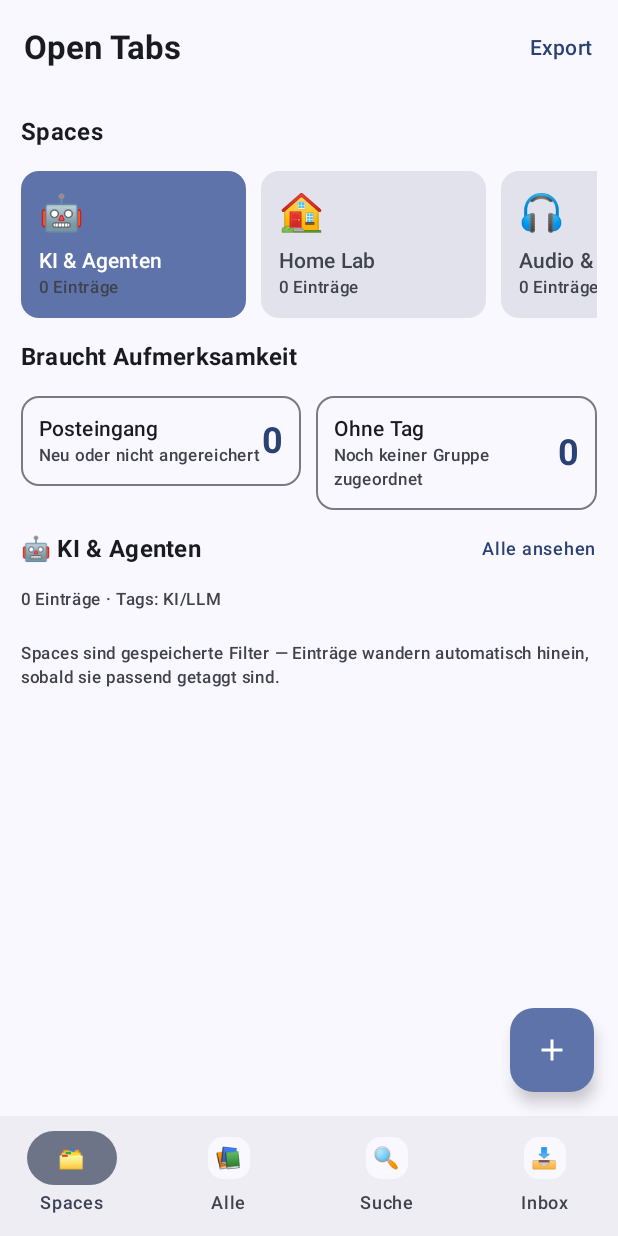
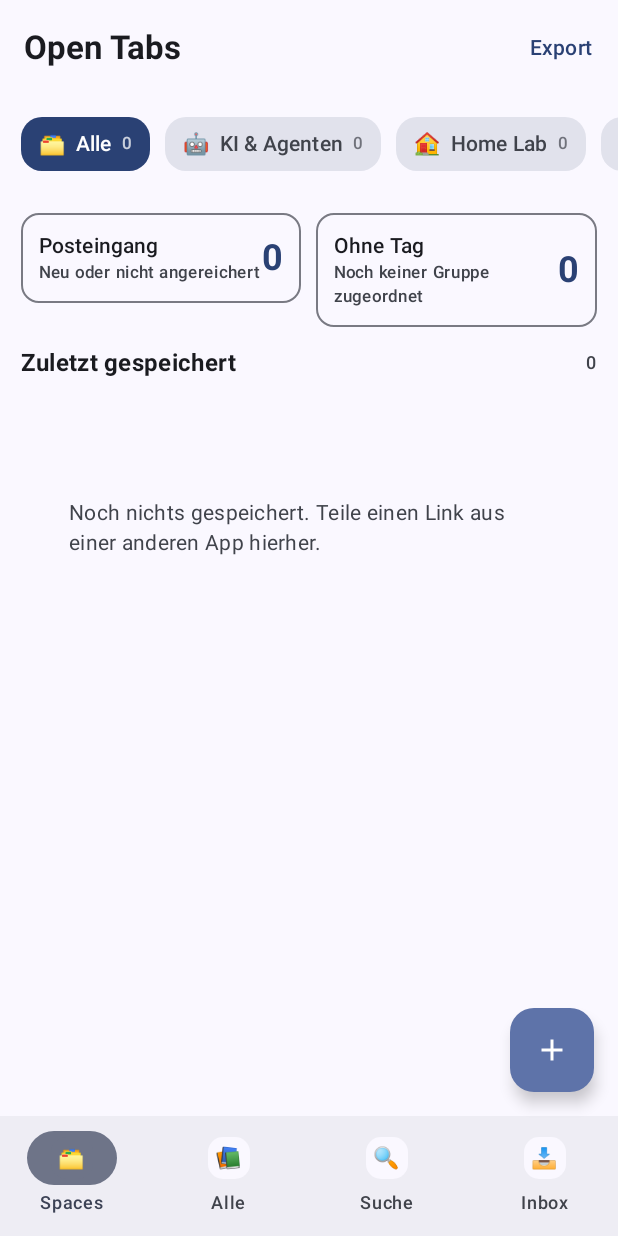
Before and after one commit to krausstt/openbrowsertabs, an Android app built with Jetpack Compose: the screen it shows after launch (MainActivity), on a phone screen of 412 x 824 dp. Run offline under Robolectric (Android 15) with nearby library versions, the phone set to English and light mode, and no system bars.

Commit message:
Reshape the start screen into a feed with a sticky, collapsing space row
User feedback: the space card and the 'Alle ansehen' link led to the same
view, and the lower two thirds of the screen were empty.

- the space row now behaves like YouTube's category chips: sticky at the
  top, slides away as you scroll into the content, returns on the first
  upward scroll (nested-scroll connection translating a self-measuring
  header, consuming nothing so the list keeps its own scrolling)
- tapping a space filters the feed below instead of navigating away, so the
  duplicate 'Alle ansehen' link is gone along with the dead SpaceCard
- the body is now the actual content: attention tiles, then link cards for
  the selected space, or the most recent saves under 'Alle'
- space chips carry their counts, so the row doubles as an overview

Decision recorded: GitHub release assets for sync (see
docs/design/2026-08-14-sync-entscheidung.md).

Co-Authored-By: Claude Fable 5 <noreply@anthropic.com>
Claude-Session: https://claude.ai/code/session_01KQQkdKfNLpxQNgZDVHextw

```diff
--- a/app/src/main/kotlin/io/github/krausstt/openbrowsertabs/ui/Screens.kt
+++ b/app/src/main/kotlin/io/github/krausstt/openbrowsertabs/ui/Screens.kt
@@ -4,12 +4,13 @@ import androidx.compose.foundation.clickable
 import androidx.compose.foundation.layout.Arrangement
 import androidx.compose.foundation.layout.Box
 import androidx.compose.foundation.layout.Column
+import androidx.compose.foundation.layout.PaddingValues
 import androidx.compose.foundation.layout.Row
 import androidx.compose.foundation.layout.fillMaxSize
 import androidx.compose.foundation.layout.fillMaxWidth
+import androidx.compose.foundation.layout.offset
 import androidx.compose.foundation.layout.padding
 import androidx.compose.foundation.layout.size
-import androidx.compose.foundation.layout.width
 import androidx.compose.foundation.lazy.LazyColumn
 import androidx.compose.foundation.lazy.LazyRow
 import androidx.compose.foundation.lazy.items
@@ -27,16 +28,27 @@ import androidx.compose.material3.OutlinedTextField
 import androidx.compose.material3.Surface
 import androidx.compose.material3.Text
 import androidx.compose.runtime.Composable
+import androidx.compose.runtime.getValue
+import androidx.compose.runtime.mutableStateOf
+import androidx.compose.runtime.remember
+import androidx.compose.runtime.setValue
 import androidx.compose.ui.Alignment
 import androidx.compose.ui.Modifier
+import androidx.compose.ui.geometry.Offset
+import androidx.compose.ui.input.nestedscroll.NestedScrollConnection
+import androidx.compose.ui.input.nestedscroll.NestedScrollSource
+import androidx.compose.ui.input.nestedscroll.nestedScroll
+import androidx.compose.ui.layout.onSizeChanged
+import androidx.compose.ui.platform.LocalDensity
 import androidx.compose.ui.text.font.FontWeight
 import androidx.compose.ui.text.style.TextOverflow
+import androidx.compose.ui.unit.IntOffset
 import androidx.compose.ui.unit.dp
-import io.github.krausstt.openbrowsertabs.CATEGORY_NAMES
 import io.github.krausstt.openbrowsertabs.TOPIC_NAMES
 import io.github.krausstt.openbrowsertabs.UiState
 import io.github.krausstt.openbrowsertabs.data.LinkEntity
 import io.github.krausstt.openbrowsertabs.data.Space
+import kotlin.math.roundToInt
 
 /* ---------------------------------------------------------------- browse */
 
@@ -129,6 +141,15 @@ fun BrowseScreen(
 
 /* ---------------------------------------------------------------- spaces */
 
+/**
+ * The start screen, shaped like a feed rather than a menu.
+ *
+ * The space row behaves the way YouTube's category chips do: it sticks to the
+ * top, slides away as you scroll into the content, and comes straight back on
+ * the first upward scroll. Tapping a space *filters the feed below* instead of
+ * navigating somewhere else — the old screen had a card and an "Alle ansehen"
+ * link that led to the identical view, and left the lower two thirds empty.
+ */
 @Composable
 fun SpacesScreen(
     state: UiState,
@@ -138,27 +159,38 @@ fun SpacesScreen(
     onAttention: (String) -> Unit,
     onTogglePin: (Space) -> Unit,
 ) {
-    val open = state.openSpace
-    LazyColumn(
-        modifier = Modifier.fillMaxSize(),
-        contentPadding = ScreenPadding,
-        verticalArrangement = Arrangement.spacedBy(8.dp),
-    ) {
-        if (open == null) {
-            item { SectionHeader("Spaces", modifier = Modifier.padding(top = 6.dp)) }
-            item {
-                LazyRow(horizontalArrangement = Arrangement.spacedBy(10.dp)) {
-                    items(state.spaces, key = { it.id }) { space ->
-                        SpaceCard(
-                            space = space,
-                            count = state.spaceCounts[space.id] ?: 0,
-                            onClick = { onOpenSpace(space) },
-                        )
+    val density = LocalDensity.current
+    var headerHeight by remember { mutableStateOf(0f) }
+    var headerOffset by remember { mutableStateOf(0f) }
+
+    val collapse = remember {
+        object : NestedScrollConnection {
+            override fun onPreScroll(available: Offset, source: NestedScrollSource): Offset {
+                // consume nothing: only translate the header, never the list
+                headerOffset = (headerOffset + available.y).coerceIn(-headerHeight, 0f)
+                return Offset.Zero
             }
         }
     }
 
-            item { SectionHeader("Braucht Aufmerksamkeit") }
+    val selected = state.openSpace
+    val feed = if (selected == null) state.links else state.spaceLinks
+
+    Box(
+        modifier = Modifier
+            .fillMaxSize()
+            .nestedScroll(collapse),
+    ) {
+        LazyColumn(
+            modifier = Modifier.fillMaxSize(),
+            contentPadding = PaddingValues(
+                start = 14.dp,
+                end = 14.dp,
+                top = with(density) { headerHeight.toDp() } + 8.dp,
+                bottom = 24.dp,
+            ),
+            verticalArrangement = Arrangement.spacedBy(8.dp),
+        ) {
             item {
                 Row(horizontalArrangement = Arrangement.spacedBy(10.dp)) {
                     AttentionTile(
@@ -178,112 +210,133 @@ fun SpacesScreen(
                 }
             }
 
-            val pinned = state.spaces.firstOrNull { it.pinned }
-            if (pinned != null) {
             item {
-                    SectionHeader(
-                        "${pinned.icon} ${pinned.name}",
-                        trailing = "Alle ansehen",
-                        onTrailingClick = { onOpenSpace(pinned) },
+                Row(
+                    modifier = Modifier
+                        .fillMaxWidth()
+                        .padding(top = 4.dp),
+                    horizontalArrangement = Arrangement.SpaceBetween,
+                    verticalAlignment = Alignment.CenterVertically,
+                ) {
+                    Text(
+                        text = selected?.let { "${it.icon}  ${it.name}" } ?: "Zuletzt gespeichert",
+                        style = MaterialTheme.typography.titleMedium,
+                        fontWeight = FontWeight.Bold,
                     )
-                }
-                val preview = state.spaceCounts[pinned.id] ?: 0
-                item {
                     Text(
-                        "$preview Einträge · Tags: " +
-                            (pinned.matchTags.map { TOPIC_NAMES[it] ?: it } +
-                                pinned.matchCategories.map { CATEGORY_NAMES[it] ?: it })
-                                .joinToString(", "),
-                        style = MaterialTheme.typography.labelSmall,
+                        "${feed.size}",
+                        style = MaterialTheme.typography.labelMedium,
                         color = MaterialTheme.colorScheme.onSurfaceVariant,
                     )
                 }
             }
+
+            if (selected != null) {
                 item {
+                    Row(horizontalArrangement = Arrangement.spacedBy(12.dp)) {
                         Text(
-                    "Spaces sind gespeicherte Filter — Einträge wandern automatisch hinein, " +
-                        "sobald sie passend getaggt sind.",
-                    style = MaterialTheme.typography.labelSmall,
-                    color = MaterialTheme.colorScheme.onSurfaceVariant,
-                    modifier = Modifier.padding(top = 12.dp),
-                )
-            }
-        } else {
-            item {
-                Row(
-                    modifier = Modifier
-                        .fillMaxWidth()
-                        .padding(top = 8.dp),
-                    horizontalArrangement = Arrangement.SpaceBetween,
-                    verticalAlignment = Alignment.CenterVertically,
-                ) {
-                    Text(
-                        "${open.icon}  ${open.name}",
-                        style = MaterialTheme.typography.titleLarge,
-                        fontWeight = FontWeight.Bold,
+                            text = if (selected.pinned) "📌 Angeheftet" else "Anheften",
+                            style = MaterialTheme.typography.labelMedium,
+                            color = MaterialTheme.colorScheme.primary,
+                            modifier = Modifier.clickable { onTogglePin(selected) },
                         )
                         Text(
-                        text = if (open.pinned) "📌 Angeheftet" else "Anheften",
+                            text = "Filter aufheben",
                             style = MaterialTheme.typography.labelMedium,
                             color = MaterialTheme.colorScheme.primary,
-                        modifier = Modifier
-                            .clickable { onTogglePin(open) }
-                            .padding(4.dp),
+                            modifier = Modifier.clickable { onOpenSpace(null) },
                         )
                     }
                 }
+            }
+
+            if (feed.isEmpty()) {
                 item {
-                Text(
-                    "← Alle Spaces",
-                    style = MaterialTheme.typography.labelMedium,
-                    color = MaterialTheme.colorScheme.primary,
-                    modifier = Modifier
-                        .clickable { onOpenSpace(null) }
-                        .padding(vertical = 4.dp),
+                    EmptyState(
+                        if (selected == null) {
+                            "Noch nichts gespeichert. Teile einen Link aus einer anderen App hierher."
+                        } else {
+                            "Noch nichts in diesem Space. Sobald Links passend getaggt sind, erscheinen sie hier."
+                        },
                     )
                 }
+            }
+            items(feed, key = { it.id }) { link ->
+                LinkCard(link = link, onClick = { onOpenLink(link) }, onTagClick = onToggleTag)
+            }
+        }
+
+        // sticky, self-measuring header — offset is driven by the scroll above
+        Surface(
+            color = MaterialTheme.colorScheme.background,
+            modifier = Modifier
+                .fillMaxWidth()
+                .offset { IntOffset(x = 0, y = headerOffset.roundToInt()) }
+                .onSizeChanged { headerHeight = it.height.toFloat() },
+        ) {
+            Column(modifier = Modifier.padding(bottom = 6.dp)) {
+                LazyRow(
+                    horizontalArrangement = Arrangement.spacedBy(10.dp),
+                    contentPadding = PaddingValues(horizontal = 14.dp, vertical = 8.dp),
+                ) {
                     item {
-                Text(
-                    "${state.spaceLinks.size} Einträge",
-                    style = MaterialTheme.typography.labelMedium,
-                    color = MaterialTheme.colorScheme.onSurfaceVariant,
+                        SpaceChip(
+                            icon = "🗂",
+                            name = "Alle",
+                            count = state.links.size,
+                            selected = selected == null,
+                            onClick = { onOpenSpace(null) },
                         )
                     }
-            if (state.spaceLinks.isEmpty()) {
-                item { EmptyState("Noch nichts in diesem Space. Sobald Links passend getaggt sind, erscheinen sie hier.") }
+                    items(state.spaces, key = { it.id }) { space ->
+                        SpaceChip(
+                            icon = space.icon,
+                            name = space.name,
+                            count = state.spaceCounts[space.id] ?: 0,
+                            selected = selected?.id == space.id,
+                            onClick = { onOpenSpace(space) },
+                        )
                     }
-            items(state.spaceLinks, key = { it.id }) { link ->
-                LinkCard(link = link, onClick = { onOpenLink(link) }, onTagClick = onToggleTag)
+                }
             }
         }
     }
 }
 
 @Composable
-private fun SpaceCard(space: Space, count: Int, onClick: () -> Unit) {
-    Card(
+private fun SpaceChip(
+    icon: String,
+    name: String,
+    count: Int,
+    selected: Boolean,
+    onClick: () -> Unit,
+) {
+    Surface(
         onClick = onClick,
-        modifier = Modifier.width(150.dp),
-        colors = CardDefaults.cardColors(
-            containerColor = if (space.pinned) MaterialTheme.colorScheme.primaryContainer
+        shape = RoundedCornerShape(14.dp),
+        color = if (selected) MaterialTheme.colorScheme.primary
         else MaterialTheme.colorScheme.surfaceVariant,
-        ),
-        elevation = CardDefaults.cardElevation(defaultElevation = 0.dp),
+        contentColor = if (selected) MaterialTheme.colorScheme.onPrimary
+        else MaterialTheme.colorScheme.onSurfaceVariant,
     ) {
-        Column(modifier = Modifier.padding(12.dp)) {
-            Text(space.icon, style = MaterialTheme.typography.headlineSmall)
+        Row(
+            modifier = Modifier.padding(horizontal = 12.dp, vertical = 8.dp),
+            verticalAlignment = Alignment.CenterVertically,
+            horizontalArrangement = Arrangement.spacedBy(6.dp),
+        ) {
+            Text(icon, style = MaterialTheme.typography.titleSmall)
             Text(
-                space.name,
-                style = MaterialTheme.typography.titleSmall,
+                name,
+                style = MaterialTheme.typography.labelLarge,
                 fontWeight = FontWeight.SemiBold,
                 maxLines = 1,
                 overflow = TextOverflow.Ellipsis,
-                modifier = Modifier.padding(top = 6.dp),
             )
             Text(
-                "$count Einträge",
+                "$count",
                 style = MaterialTheme.typography.labelSmall,
-                color = MaterialTheme.colorScheme.onSurfaceVariant,
+                color = if (selected) MaterialTheme.colorScheme.onPrimary.copy(alpha = 0.75f)
+                else MaterialTheme.colorScheme.onSurfaceVariant.copy(alpha = 0.7f),
             )
         }
     }
```
Lines whose indentation alone changed are shown as unchanged.
